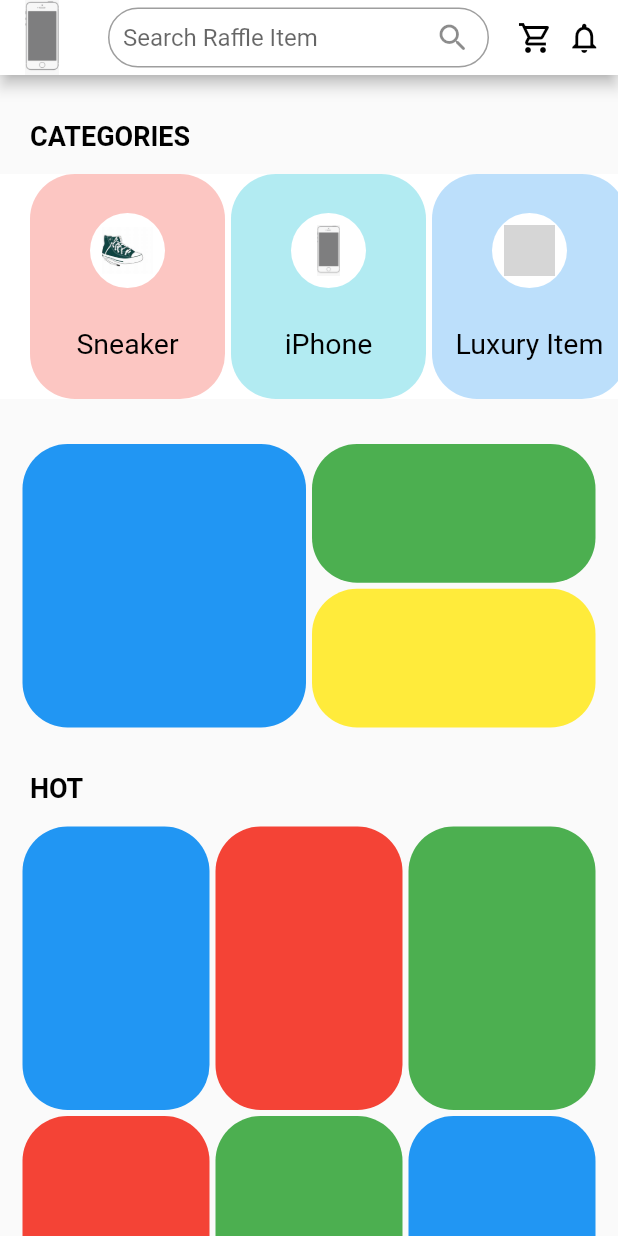
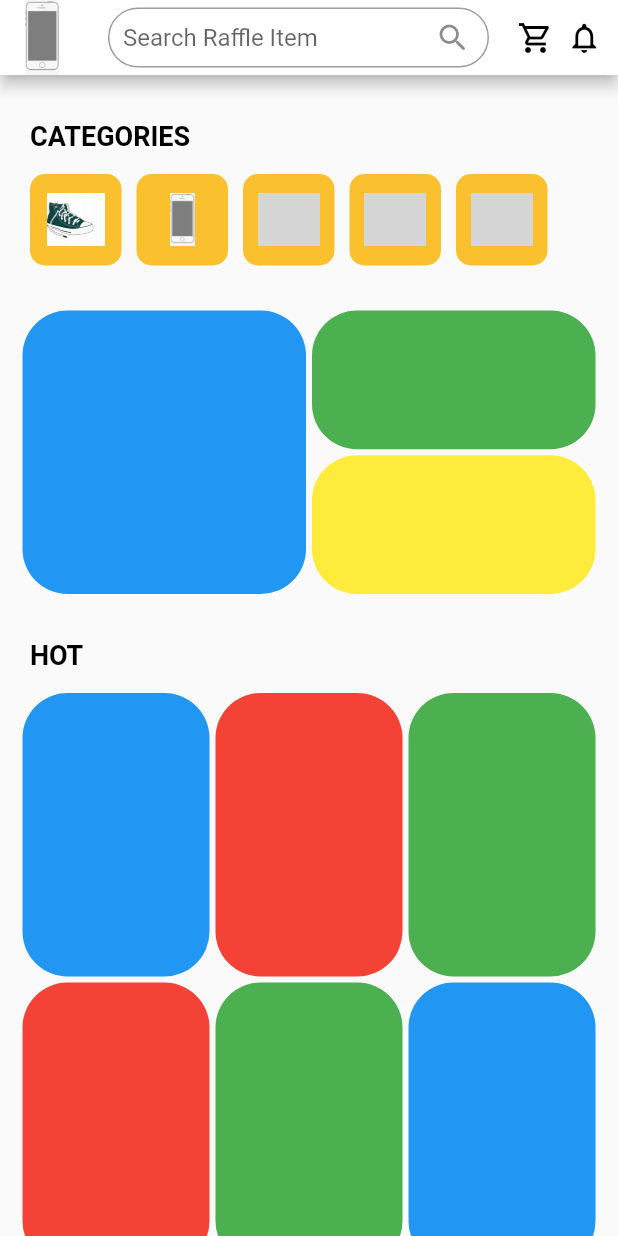
Before and after one commit to Product-Innovation-Rafflix/Rafflix, a Flutter app: the HomePage screen opened directly, on a phone screen of 412 x 824 dp. Run offline on Flutter 3.47's test engine with Material 2 defaults, Android fonts, the phone set to English and light mode, and no system bars; our stand-ins replace flutter_screenutil; grey boxes are pictures that could not be loaded.

Commit message:
changes in signin hotFlexBox
changes in signin hotFlexBox

```diff
--- a/lib/models/category_model.dart
+++ b/lib/models/category_model.dart
@@ -1,12 +1,10 @@
 import 'package:flutter/material.dart';
 
 class CategoryModel {
-  String name;
   String imagePath;
   Color boxColor;
 
   CategoryModel({
-    required this.name,
     required this.imagePath,
     required this.boxColor,
   });
@@ -14,15 +12,15 @@ class CategoryModel {
     List<CategoryModel> categories = [];
 
     categories.add(CategoryModel(
-        name: 'Sneaker',
-        imagePath: 'images/sneaker.jpg',
-        boxColor: Colors.red));
+        imagePath: 'images/sneaker.jpg', boxColor: Color(0xffFBC02D)));
     categories.add(CategoryModel(
-        name: 'iPhone', imagePath: 'images/iPhone.png', boxColor: Colors.cyan));
+        imagePath: 'images/iPhone.png', boxColor: Color(0xffFBC02D)));
     categories.add(CategoryModel(
-        name: 'Luxury Item',
-        imagePath: 'images/luxury.png',
-        boxColor: Colors.blue));
+        imagePath: 'images/luxury.png', boxColor: Color(0xffFBC02D)));
+    categories.add(CategoryModel(
+        imagePath: 'images/luxury.png', boxColor: Color(0xffFBC02D)));
+    categories.add(CategoryModel(
+        imagePath: 'images/luxury.png', boxColor: Color(0xffFBC02D)));
     return categories;
   }
 }
--- a/lib/pages/homepage.dart
+++ b/lib/pages/homepage.dart
@@ -1,6 +1,5 @@
 import 'package:flutter/material.dart';
 import 'package:rafflix/utils/hotFlexBox.dart';
-import 'package:rafflix/utils/nabar.dart';
 
 class HomePage extends StatelessWidget {
   const HomePage({Key? key}) : super(key: key);
@@ -9,7 +8,6 @@ class HomePage extends StatelessWidget {
   Widget build(BuildContext context) {
     return Scaffold(
       resizeToAvoidBottomInset: false,
-      drawer: UserProfileDrawer(),
       appBar: AppBar(
         backgroundColor: Colors.white,
         toolbarHeight: 50,
--- a/lib/utils/hotFlexBox.dart
+++ b/lib/utils/hotFlexBox.dart
@@ -1,4 +1,5 @@
 import 'package:flutter/material.dart';
+import 'package:flutter_screenutil/flutter_screenutil.dart';
 import 'package:rafflix/models/category_model.dart';
 
 import 'package:flutter_staggered_grid_view/flutter_staggered_grid_view.dart';
@@ -32,46 +33,39 @@ class hotFlexBox extends StatelessWidget {
         SizedBox(
           height: 15,
         ),
-        Container(
-          height: 150,
-          color: Colors.white,
+        Padding(
+          padding: const EdgeInsets.only(left: 10, right: 10),
+          child: Container(
+            height: 61,
             child: ListView.separated(
                 itemCount: categories.length,
                 scrollDirection: Axis.horizontal,
-              padding: EdgeInsets.only(left: 20, right: 20),
+                padding: EdgeInsets.only(left: 10, right: 10),
                 separatorBuilder: (context, index) => SizedBox(
-                    width: 4,
+                      width: 10,
                     ),
                 itemBuilder: (context, index) {
                   return Container(
-                  width: 130,
+                    width: 61,
                     decoration: BoxDecoration(
-                      color: categories[index].boxColor.withOpacity(0.3),
-                      borderRadius: BorderRadius.circular(30)),
+                        color: categories[index].boxColor,
+                        borderRadius: BorderRadius.circular(10)),
                     child: Column(
                       mainAxisAlignment: MainAxisAlignment.spaceEvenly,
                       children: [
                         Container(
-                        width: 50,
-                        height: 50,
-                        decoration: const BoxDecoration(
-                            color: Colors.white, shape: BoxShape.circle),
+                          width: 50.w,
+                          height: 50.h,
                           child: Padding(
                             padding: const EdgeInsets.all(8.0),
                             child: Image.asset(categories[index].imagePath),
                           ),
                         ),
-                      Text(
-                        categories[index].name,
-                        style: TextStyle(
-                            fontWeight: FontWeight.w400,
-                            color: Colors.black,
-                            fontSize: 19),
-                      )
                       ],
                     ),
                   );
                 }),
+          ),
         ),
         SizedBox(
           height: 15,
```
Also changed, not shown: lib/main.dart (+3 -4 lines), lib/pages/signIn.dart (+4 -5 lines), lib/utils/nabar.dart (deleted, +0 -68 lines). Lines whose indentation alone changed are shown as unchanged.
